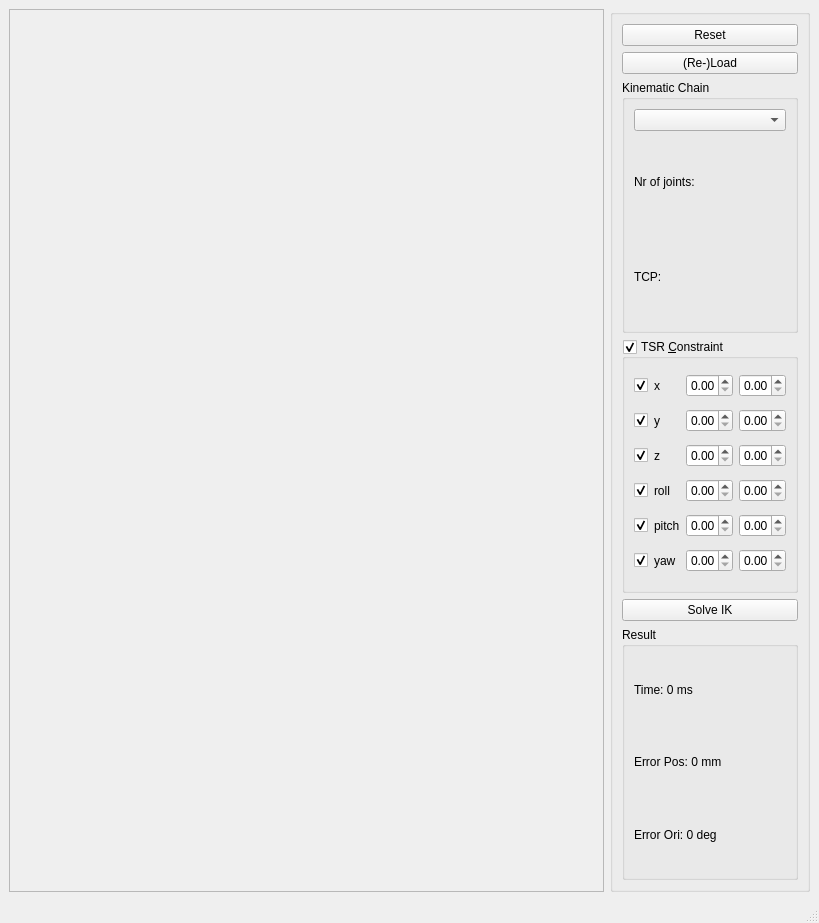
softbankrobotics-research/Simox, file VirtualRobot/examples/ConstrainedIK/ConstrainedIK.ui: the form before one commit.
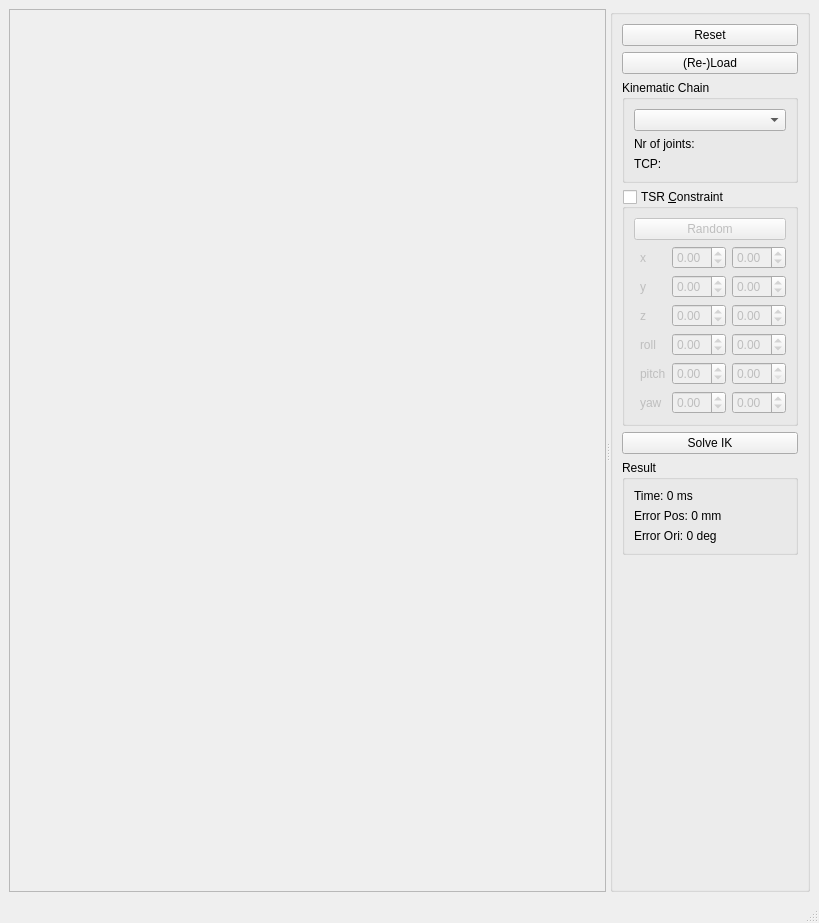
The form after the commit.

Commit message: ConstrainedIKDemo: Added random TSR sampling and TSR visualization

The edit to the form file:
```diff
--- a/VirtualRobot/examples/ConstrainedIK/ConstrainedIK.ui
+++ b/VirtualRobot/examples/ConstrainedIK/ConstrainedIK.ui
@@ -14,8 +14,12 @@
    <string>IK Demo</string>
   </property>
   <widget class="QWidget" name="centralwidget">
-   <layout class="QGridLayout" name="gridLayout">
-    <item row="0" column="0">
+   <layout class="QVBoxLayout" name="verticalLayout_2">
+    <item>
+     <widget class="QSplitter" name="splitter">
+      <property name="orientation">
+       <enum>Qt::Horizontal</enum>
+      </property>
      <widget class="QFrame" name="frameViewer">
       <property name="frameShape">
        <enum>QFrame::StyledPanel</enum>
@@ -24,8 +28,6 @@
        <enum>QFrame::Raised</enum>
       </property>
      </widget>
-    </item>
-    <item row="0" column="1">
      <widget class="QGroupBox" name="groupBox">
       <property name="maximumSize">
        <size>
@@ -85,142 +87,175 @@
          <property name="checkable">
           <bool>true</bool>
          </property>
+          <property name="checked">
+           <bool>false</bool>
+          </property>
          <layout class="QGridLayout" name="gridLayout_2">
-          <item row="0" column="3">
-           <widget class="QDoubleSpinBox" name="tsrHighX"/>
-          </item>
-          <item row="5" column="1">
+           <item row="1" column="3">
+            <widget class="QDoubleSpinBox" name="tsrHighX">
+             <property name="minimum">
+              <double>-10000.000000000000000</double>
+             </property>
+             <property name="maximum">
+              <double>10000.000000000000000</double>
+             </property>
+            </widget>
+           </item>
+           <item row="6" column="1">
            <widget class="QLabel" name="label_6">
             <property name="text">
              <string>yaw</string>
             </property>
            </widget>
           </item>
-          <item row="5" column="3">
-           <widget class="QDoubleSpinBox" name="tsrHighYaw"/>
-          </item>
-          <item row="1" column="1">
+           <item row="6" column="3">
+            <widget class="QDoubleSpinBox" name="tsrHighYaw">
+             <property name="minimum">
+              <double>-3.140000000000000</double>
+             </property>
+             <property name="maximum">
+              <double>3.140000000000000</double>
+             </property>
+            </widget>
+           </item>
+           <item row="2" column="1">
            <widget class="QLabel" name="label_2">
             <property name="text">
              <string>y</string>
             </property>
            </widget>
           </item>
-          <item row="0" column="2">
-           <widget class="QDoubleSpinBox" name="tsrLowX"/>
-          </item>
-          <item row="5" column="2">
-           <widget class="QDoubleSpinBox" name="tsrLowYaw"/>
-          </item>
-          <item row="4" column="3">
-           <widget class="QDoubleSpinBox" name="tsrHighPitch"/>
-          </item>
-          <item row="2" column="2">
-           <widget class="QDoubleSpinBox" name="tsrLowZ"/>
+           <item row="1" column="2">
+            <widget class="QDoubleSpinBox" name="tsrLowX">
+             <property name="sizePolicy">
+              <sizepolicy hsizetype="Minimum" vsizetype="Fixed">
+               <horstretch>0</horstretch>
+               <verstretch>0</verstretch>
+              </sizepolicy>
+             </property>
+             <property name="minimum">
+              <double>-10000.000000000000000</double>
+             </property>
+             <property name="maximum">
+              <double>10000.000000000000000</double>
+             </property>
+            </widget>
           </item>
           <item row="3" column="2">
-           <widget class="QDoubleSpinBox" name="tsrLowRoll"/>
+            <widget class="QDoubleSpinBox" name="tsrLowZ">
+             <property name="minimum">
+              <double>-10000.000000000000000</double>
+             </property>
+             <property name="maximum">
+              <double>10000.000000000000000</double>
+             </property>
+            </widget>
+           </item>
+           <item row="5" column="3">
+            <widget class="QDoubleSpinBox" name="tsrHighPitch"/>
+           </item>
+           <item row="6" column="2">
+            <widget class="QDoubleSpinBox" name="tsrLowYaw">
+             <property name="minimum">
+              <double>-3.140000000000000</double>
+             </property>
+             <property name="maximum">
+              <double>3.140000000000000</double>
+             </property>
+            </widget>
           </item>
           <item row="4" column="2">
-           <widget class="QDoubleSpinBox" name="tsrLowPitch"/>
-          </item>
-          <item row="0" column="1">
+            <widget class="QDoubleSpinBox" name="tsrLowRoll">
+             <property name="minimum">
+              <double>-3.140000000000000</double>
+             </property>
+             <property name="maximum">
+              <double>3.140000000000000</double>
+             </property>
+            </widget>
+           </item>
+           <item row="5" column="2">
+            <widget class="QDoubleSpinBox" name="tsrLowPitch">
+             <property name="minimum">
+              <double>-3.140000000000000</double>
+             </property>
+             <property name="maximum">
+              <double>3.140000000000000</double>
+             </property>
+            </widget>
+           </item>
+           <item row="1" column="1">
            <widget class="QLabel" name="label">
             <property name="text">
              <string>x</string>
             </property>
            </widget>
           </item>
-          <item row="3" column="3">
-           <widget class="QDoubleSpinBox" name="tsrHighRoll"/>
-          </item>
-          <item row="1" column="3">
-           <widget class="QDoubleSpinBox" name="tsrHighY"/>
-          </item>
-          <item row="2" column="1">
+           <item row="4" column="3">
+            <widget class="QDoubleSpinBox" name="tsrHighRoll">
+             <property name="minimum">
+              <double>-3.140000000000000</double>
+             </property>
+             <property name="maximum">
+              <double>3.140000000000000</double>
+             </property>
+            </widget>
+           </item>
+           <item row="2" column="3">
+            <widget class="QDoubleSpinBox" name="tsrHighY">
+             <property name="minimum">
+              <double>-10000.000000000000000</double>
+             </property>
+             <property name="maximum">
+              <double>10000.000000000000000</double>
+             </property>
+            </widget>
+           </item>
+           <item row="3" column="1">
            <widget class="QLabel" name="label_3">
             <property name="text">
              <string>z</string>
             </property>
            </widget>
           </item>
-          <item row="4" column="1">
+           <item row="2" column="2">
+            <widget class="QDoubleSpinBox" name="tsrLowY">
+             <property name="minimum">
+              <double>-10000.000000000000000</double>
+             </property>
+             <property name="maximum">
+              <double>10000.000000000000000</double>
+             </property>
+            </widget>
+           </item>
+           <item row="5" column="1">
            <widget class="QLabel" name="label_5">
             <property name="text">
              <string>pitch</string>
             </property>
            </widget>
           </item>
-          <item row="1" column="2">
-           <widget class="QDoubleSpinBox" name="tsrLowY"/>
-          </item>
-          <item row="2" column="3">
-           <widget class="QDoubleSpinBox" name="tsrHighZ"/>
-          </item>
-          <item row="3" column="1">
+           <item row="3" column="3">
+            <widget class="QDoubleSpinBox" name="tsrHighZ">
+             <property name="minimum">
+              <double>-10000.000000000000000</double>
+             </property>
+             <property name="maximum">
+              <double>10000.000000000000000</double>
+             </property>
+            </widget>
+           </item>
+           <item row="4" column="1">
            <widget class="QLabel" name="label_4">
             <property name="text">
              <string>roll</string>
             </property>
            </widget>
           </item>
-          <item row="0" column="0">
-           <widget class="QCheckBox" name="checkBoxX">
+           <item row="0" column="0" colspan="4">
+            <widget class="QPushButton" name="tsrRandom">
             <property name="text">
-             <string/>
-            </property>
-            <property name="checked">
-             <bool>true</bool>
-            </property>
-           </widget>
-          </item>
-          <item row="1" column="0">
-           <widget class="QCheckBox" name="checkBoxY">
-            <property name="text">
-             <string/>
-            </property>
-            <property name="checked">
-             <bool>true</bool>
-            </property>
-           </widget>
-          </item>
-          <item row="2" column="0">
-           <widget class="QCheckBox" name="checkBoxZ">
-            <property name="text">
-             <string/>
-            </property>
-            <property name="checked">
-             <bool>true</bool>
-            </property>
-           </widget>
-          </item>
-          <item row="3" column="0">
-           <widget class="QCheckBox" name="checkBoxRoll">
-            <property name="text">
-             <string/>
-            </property>
-            <property name="checked">
-             <bool>true</bool>
-            </property>
-           </widget>
-          </item>
-          <item row="4" column="0">
-           <widget class="QCheckBox" name="checkBoxPitch">
-            <property name="text">
-             <string/>
-            </property>
-            <property name="checked">
-             <bool>true</bool>
-            </property>
-           </widget>
-          </item>
-          <item row="5" column="0">
-           <widget class="QCheckBox" name="checkBoxYaw">
-            <property name="text">
-             <string/>
-            </property>
-            <property name="checked">
-             <bool>true</bool>
+              <string>Random</string>
             </property>
            </widget>
           </item>
@@ -264,7 +299,21 @@
          </layout>
         </widget>
        </item>
-      </layout>
+        <item>
+         <spacer name="verticalSpacer">
+          <property name="orientation">
+           <enum>Qt::Vertical</enum>
+          </property>
+          <property name="sizeHint" stdset="0">
+           <size>
+            <width>20</width>
+            <height>40</height>
+           </size>
+          </property>
+         </spacer>
+        </item>
+       </layout>
+      </widget>
      </widget>
     </item>
    </layout>
```
Left out of the diff: 4 changed lines with no effect on the pictures. Lines whose indentation alone changed are shown as unchanged. The commit also changes 2 other files.
